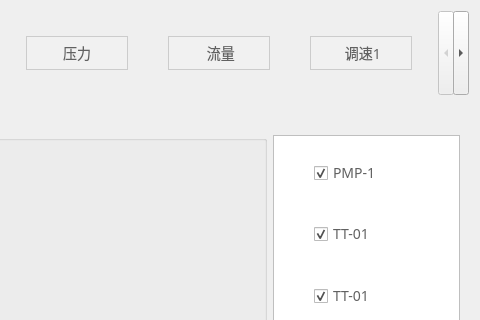
Hccccc1/MOH_viewer, file DeviceStatus/HistoryCurve/hiscurve.ui: the form before one commit; both pictures show x 715 to 1195 and y 0 to 320 of the 1195 by 735 pixel window.
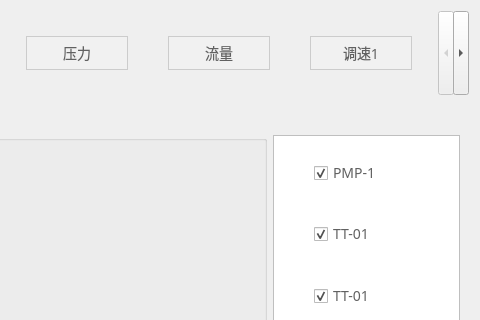
The form after the commit. Icons and pictures are not drawn.

Patch:
```diff
--- a/DeviceStatus/HistoryCurve/hiscurve.ui
+++ b/DeviceStatus/HistoryCurve/hiscurve.ui
@@ -673,12 +673,12 @@
      </widget>
      <widget class="QWidget" name="tab_8">
       <attribute name="title">
-       <string> 流量</string>
+       <string>流量</string>
       </attribute>
      </widget>
      <widget class="QWidget" name="tab_9">
       <attribute name="title">
-       <string> 调速1</string>
+       <string>调速1</string>
       </attribute>
      </widget>
      <widget class="QWidget" name="tab_10">
```
